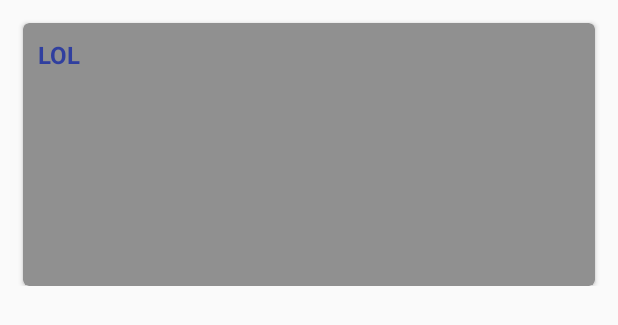
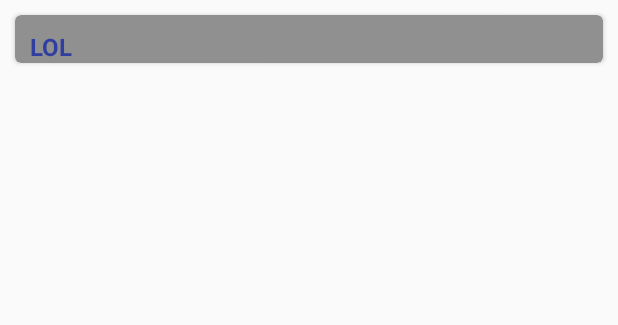
Before and after one commit to F4hm1/Sonar, an Android app: the layout category_card_element.xml on its own in the app's theme, with its tools: preview values and no code run, on a phone screen of 412 x 824 dp. Shown: the top 325 px of the screen. Run offline under Robolectric (Android 15) with nearby library versions, the phone set to English and light mode, and no system bars.

Commit message:
Fixed interest selection screen
Went back to the previous design, and also redesigned the category name
algorithm, which previously worked by chance.

```diff
--- a/app/src/main/java/it/cnvcrew/sonar/Category.java
+++ b/app/src/main/java/it/cnvcrew/sonar/Category.java
@@ -20,6 +20,10 @@ public class Category {
     public Category(int id, String name){
         this.id = id;
         this.name = name;
+    }
+
+    public Category(int id){
+        this.id = id;
     }
 
     public int getId() {
--- a/app/src/main/java/it/cnvcrew/sonar/CategoryRecyclerViewAdapter.java
+++ b/app/src/main/java/it/cnvcrew/sonar/CategoryRecyclerViewAdapter.java
@@ -51,6 +51,9 @@ public class CategoryRecyclerViewAdapter extends RecyclerView.Adapter<CategoryRe
         Log.i("title",Integer.toString(holder.title.getId()));
         tv_nome.setText(String.valueOf(category.getName()));
         lv_interests.setAdapter(new InterestListViewAdapter(context, category.getInterestsArray()));
+        RelativeLayout.LayoutParams params = new RelativeLayout.LayoutParams(ViewGroup.LayoutParams.MATCH_PARENT, 105 * (category.getInterestsArray().length + 1));
+        params.setMargins(15,15,15,15);
+        cv_card.setLayoutParams(params);
 
     }
 
--- a/app/src/main/res/layout/category_card_element.xml
+++ b/app/src/main/res/layout/category_card_element.xml
@@ -9,13 +9,11 @@
         android:id="@+id/card_view"
         android:layout_gravity="center"
         android:layout_width="match_parent"
-        android:layout_height="175dp"
+        android:layout_height="wrap_content"
         card_view:cardCornerRadius="4dp"
         card_view:cardBackgroundColor="#909090"
-        android:elevation="10dp"
-        android:layout_marginLeft="15dp"
-        android:layout_marginTop="15dp"
-        android:layout_marginRight="15dp">
+        android:elevation="3dp"
+        android:layout_margin="10dp">
 
         <LinearLayout
             android:layout_width="match_parent"
```
Also changed, not shown: app/src/main/java/it/cnvcrew/sonar/InterestsActivity.java (+22 -5 lines), app/src/main/res/layout/activity_interests.xml (+30 -23 lines), 1 other file.
